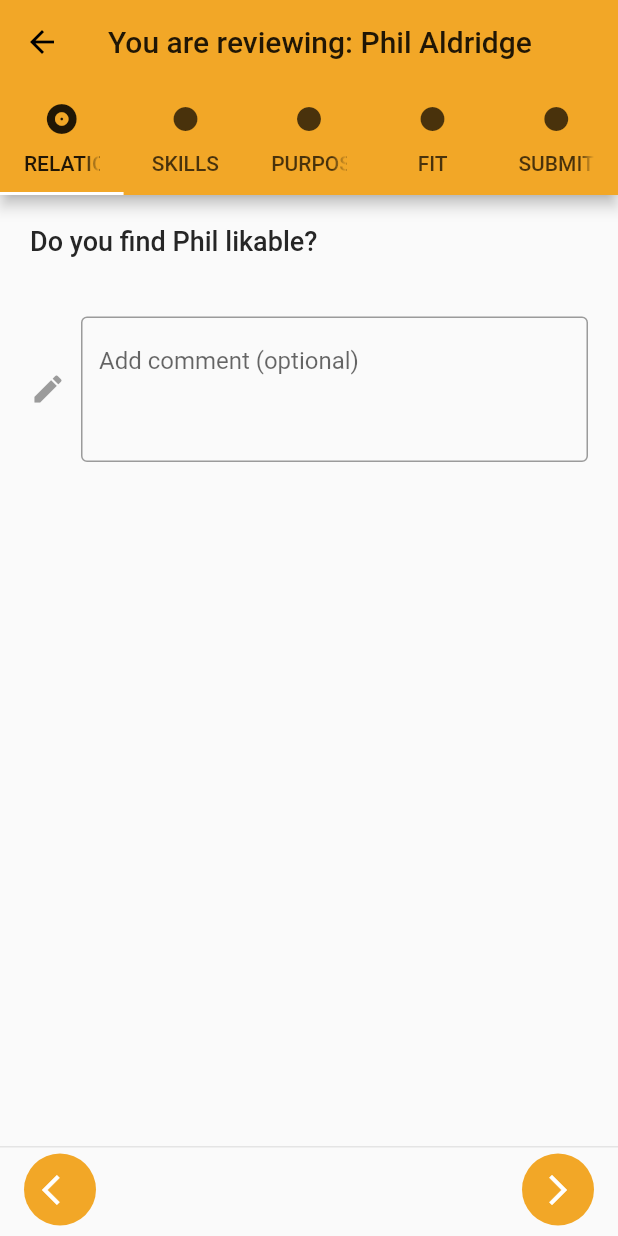
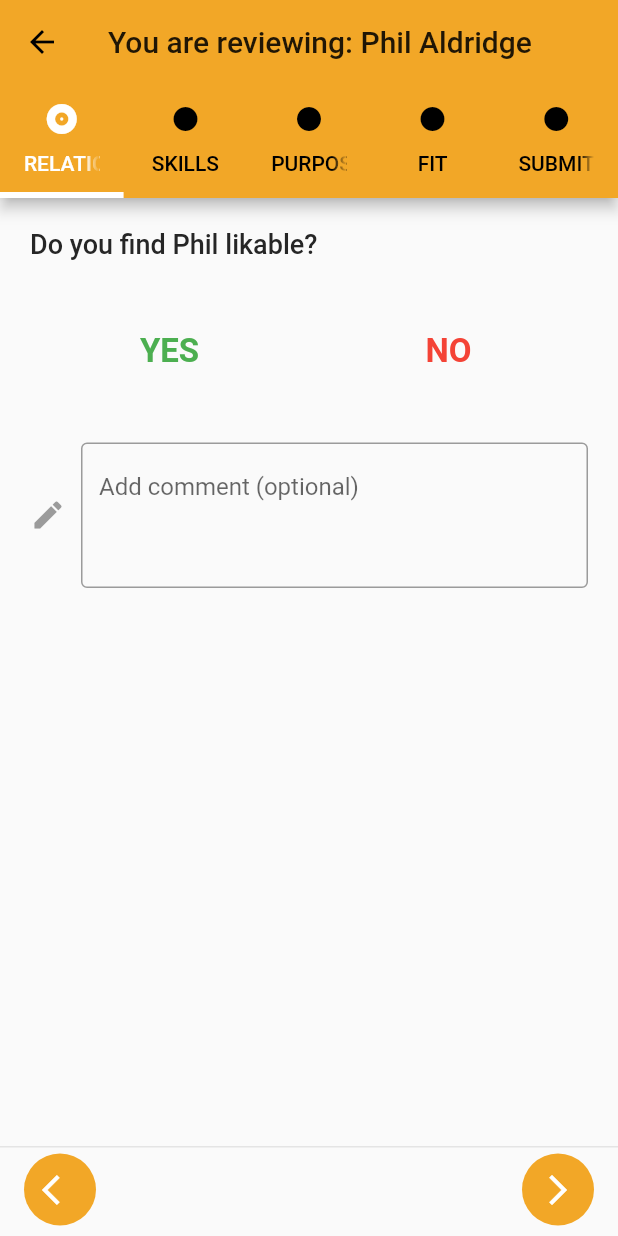
Before and after one commit to rosemalejohn/my-flutter-genesis-app, a Flutter app: the DoingReview screen opened by its route, on a phone screen of 412 x 824 dp. Run offline on Flutter 3.47's test engine with Material 2 defaults, Android fonts, the phone set to English and light mode, and no system bars; network calls fail.

Commit message:
handle submit button

```diff
--- a/lib/screens/doingreview/index.dart
+++ b/lib/screens/doingreview/index.dart
@@ -13,26 +13,22 @@ class DoingReview extends StatefulWidget {
   _DoingReviewState createState() => _DoingReviewState();
 }
 
-
 class _DoingReviewState extends State<DoingReview> with SingleTickerProviderStateMixin {
 
   TabController _tabController;
 
   int _tabInitialIndex;
 
-  final List<Widget> _tabs = <Widget>[
-    Tab(text: 'RELATIONSHIP', icon: Icon(Icons.album)),
-    Tab(text: 'SKILLS', icon: Icon(Icons.fiber_manual_record)),
-    Tab(text: 'PURPOSE', icon: Icon(Icons.fiber_manual_record)),
-    Tab(text: 'FIT', icon: Icon(Icons.fiber_manual_record)),
-    Tab(text: 'SUBMIT', icon: Icon(Icons.fiber_manual_record))
-  ];
-
   @override
   void initState() {
     super.initState();
     _tabInitialIndex = 0;
-    _tabController = TabController(initialIndex: _tabInitialIndex, length: _tabs.length, vsync: this);
+    _tabController = TabController(
+      initialIndex: _tabInitialIndex,
+      length: 5,
+      vsync: this
+    );
+    _tabController.addListener(_handleTabListener);
   }
 
   @override dispose() {
@@ -50,12 +46,21 @@ class _DoingReviewState extends State<DoingReview> with SingleTickerProviderStat
           title: Text('You are reviewing: Phil Aldridge'),
           bottom: TabBar(
             controller: _tabController,
-            tabs: _tabs,
+            labelColor: Colors.white,
+            unselectedLabelColor: Colors.black,
+            indicatorWeight: 4.0,
+            tabs: <Widget>[
+              Tab(text: 'RELATIONSHIP', icon: _handleTabIcon(0)),
+              Tab(text: 'SKILLS', icon: _handleTabIcon(1)),
+              Tab(text: 'PURPOSE', icon: _handleTabIcon(2)),
+              Tab(text: 'FIT', icon: _handleTabIcon(3)),
+              Tab(text: 'SUBMIT', icon: _handleTabIcon(4))
+            ],
           )
         ),
         body: TabBarView(
           controller: _tabController,
-          physics: const NeverScrollableScrollPhysics(),
+          // physics: const NeverScrollableScrollPhysics(),
           children: <Widget>[
             relationshipTabContent,
             skillsTabContent,
@@ -78,11 +83,46 @@ class _DoingReviewState extends State<DoingReview> with SingleTickerProviderStat
                 color: Colors.white,
                 icon: Icon(Icons.arrow_back_ios),
                 onPressed: () {
-                  _tabController.animateTo(_tabController.index - 1);
+                  if (_tabInitialIndex >= 0) {
+                    _tabController.animateTo(_tabInitialIndex - 1);
+                  } else {
+                    Navigator.pop(context);
+                  }
                 },
               ),
             ),
-            trailing: Container(
+            trailing: _handleSubmitButton()
+          ),
+          height: 60.0
+        ),
+      )
+    );
+  }
+
+  void _handleTabListener() {
+    setState(() {
+      _tabInitialIndex = _tabController.index;
+    });
+  }
+
+  Icon _handleTabIcon(pageIndex) {
+    return (_tabInitialIndex == pageIndex) ? Icon(Icons.album, color: Colors.white,) : Icon(Icons.fiber_manual_record);
+  }
+
+  Widget _handleSubmitButton() {
+    if (_tabInitialIndex == 4) {
+      return FlatButton(
+        shape: new RoundedRectangleBorder(
+          borderRadius: new BorderRadius.circular(30.0),
+        ),
+        child: Text("CONFIRM AND SUBMIT", style: TextStyle(fontSize: 16.0),),
+        color: Theme.of(context).primaryColor,
+        onPressed: () {
+
+        }
+      );
+    } else {
+      return Container(
         decoration: BoxDecoration(
           color: Theme.of(context).primaryColor,
           shape: BoxShape.circle
@@ -91,14 +131,12 @@ class _DoingReviewState extends State<DoingReview> with SingleTickerProviderStat
           color: Colors.white,
           icon: Icon(Icons.arrow_forward_ios),
           onPressed: () {
-                  _tabController.animateTo(_tabController.index + 1);
+            if (_tabInitialIndex < 5) {
+              _tabController.animateTo(_tabInitialIndex + 1);
+            }
           },
         ),
-            ),
-          ),
-          height: 60.0
-        ),
-      )
       );
     }
   }
+}
--- a/lib/screens/doingreview/relationship.dart
+++ b/lib/screens/doingreview/relationship.dart
@@ -1,5 +1,6 @@
 import 'package:flutter/material.dart';
 import 'package:performancewave/widgets/comment_box.dart';
+import 'package:performancewave/widgets/like.dart';
 
 final PageView relationshipTabContent = PageView(
   scrollDirection: Axis.horizontal,
@@ -24,6 +25,8 @@ final ListView likable = ListView(
               color: Color(0xff262626)
             ),
           ),
+          SizedBox(height: 40.0,),
+          WaveLike(),
           SizedBox(height: 40.0,),
           WaveCommentBox()
         ],
--- /dev/null
+++ b/lib/widgets/like.dart
@@ -0,0 +1,59 @@
+import 'package:flutter/material.dart';
+
+class WaveLike extends StatelessWidget {
+
+  WaveLike();
+
+  @override
+  Widget build(BuildContext context) {
+    return Row(
+      crossAxisAlignment: CrossAxisAlignment.center,
+      children: <Widget>[
+        Expanded(
+          flex: 1,
+          child: Padding(
+            padding: const EdgeInsets.all(8.0),
+            child: GestureDetector(
+              child: Column(
+                children: <Widget>[
+                  Text(
+                    'YES',
+                    style: TextStyle(
+                      fontSize: 22.0,
+                      fontWeight: FontWeight.bold,
+                      color: Colors.green
+                    )
+                  ),
+                ],
+              ),
+            ),
+          ),
+        ),
+        Expanded(
+          flex: 1,
+          child: Padding(
+            padding: const EdgeInsets.all(8.0),
+            child: GestureDetector(
+              onTap: () {
+                print('Tapped!');
+              },
+              child: Column(
+                children: <Widget>[
+                  Text(
+                    'NO',
+                    style:
+                    TextStyle(
+                      fontSize: 22.0,
+                      fontWeight: FontWeight.bold,
+                      color: Colors.red
+                    )
+                  ),
+                ],
+              ),
+            ),
+          ),
+        )
+      ],
+    );
+  }
+}
--- a/lib/widgets/tabs_app_bar.dart
+++ b/lib/widgets/tabs_app_bar.dart
@@ -22,6 +22,7 @@ class PerformanceWaveAppBar extends StatelessWidget implements PreferredSizeWidg
         )
       ],
       bottom: TabBar(
+        indicatorWeight: 4.0,
         tabs: <Widget>[
           Tab(text: 'REVIEWS'),
           Tab(text: 'STATS'),
```
Also changed, not shown: lib/screens/doingreview/start.dart (+43 -27 lines). Lines whose indentation alone changed are shown as unchanged.
